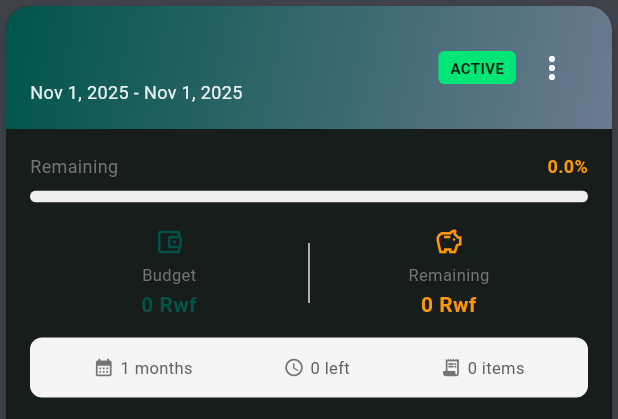
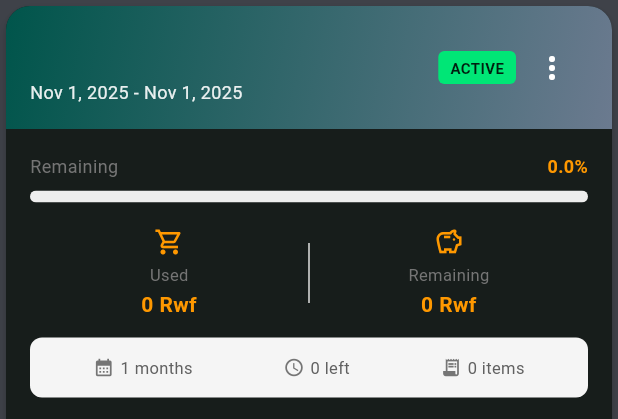
Before and after one commit to julesntare/sugo, a Flutter app: the BudgetCard widget shown alone on an empty page, opened directly with empty values, on a phone screen of 412 x 824 dp. Shown: the top 419 px of the screen. Run offline on Flutter 3.47's test engine with Material 3 defaults, Android fonts, the phone set to English and light mode, and no system bars; our stand-ins replace shared_preferences, sqflite; accounts and stored records are empty.

Commit message:
added used amount

```diff
--- a/lib/widgets/budget_card.dart
+++ b/lib/widgets/budget_card.dart
@@ -40,6 +40,7 @@ class BudgetCard extends StatelessWidget {
     }
 
     final remaining = budget.remainingUpTo(keyForRemaining);
+    final used = budget.amount - remaining;
     final percentage = budget.amount > 0
         ? (remaining / budget.amount) * 100
         : 0;
@@ -206,10 +207,10 @@ class BudgetCard extends StatelessWidget {
                     children: [
                       Expanded(
                         child: _buildStatColumn(
-                          'Budget',
-                          '${fmt.format(budget.amount)} Rwf',
-                          Icons.account_balance_wallet_outlined,
-                          AppColors.deepPurple,
+                          'Used',
+                          '${fmt.format(used)} Rwf',
+                          Icons.shopping_cart_outlined,
+                          Colors.orange,
                         ),
                       ),
                       Container(width: 1, height: 40, color: Colors.grey[300]),
```
Also changed, not shown: lib/widgets/sub_items_list.dart (+18 -15 lines).
